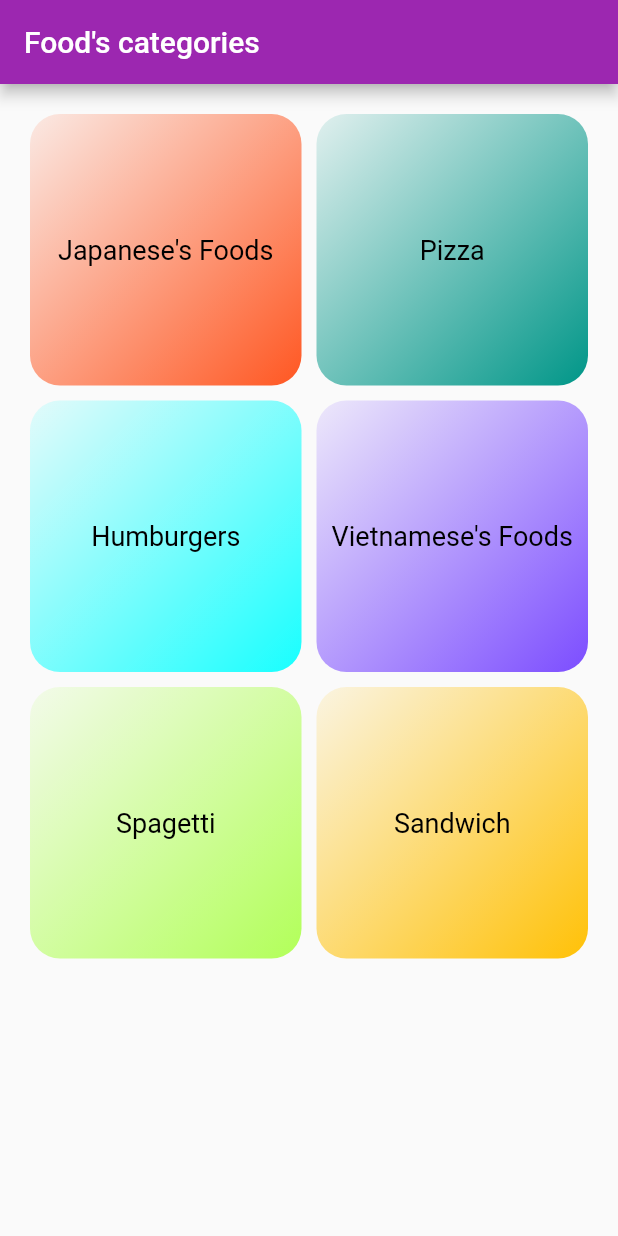
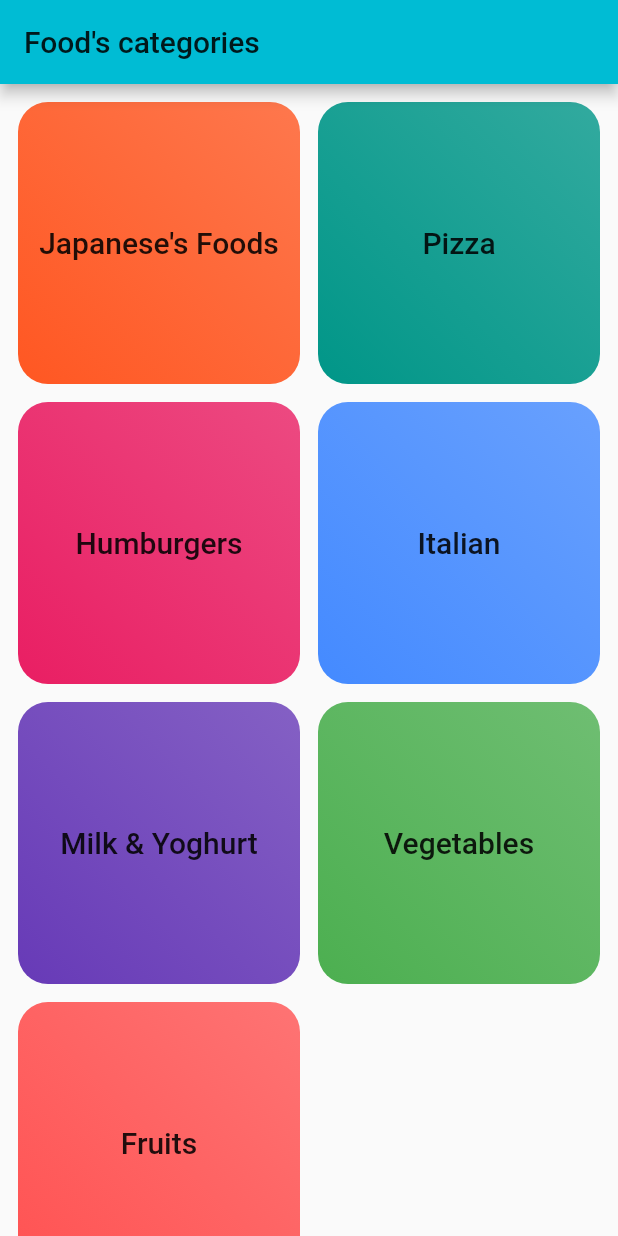
Before and after one commit to tinyboyX/flutter_tutorials, a Flutter app: the screen it shows after launch, on a phone screen of 412 x 824 dp. Run offline on Flutter 3.47's test engine with Material 2 defaults, Android fonts, the phone set to English and light mode, and no system bars; Roboto replaces fonts that are missing (Itim).

Commit message:
set up food for data class and create page for single foods

```diff
--- a/lib/category_page.dart
+++ b/lib/categories_page.dart
@@ -4,19 +4,20 @@ import 'category_item.dart';
 import 'fake_data.dart';
 
 class CategoriesPage extends StatelessWidget {
-  static const String routeName = '/CategoryPage';
+  static const String routeName = '/CategoriesPage';
+
   @override
   Widget build(BuildContext context) {
     return GridView(
-      padding: EdgeInsets.all(20),
+      padding: EdgeInsets.all(12),
       children: FAKE_CATEGORIES
           .map((eachCategory) => CategoryItem(category: eachCategory))
           .toList(),
       gridDelegate: SliverGridDelegateWithMaxCrossAxisExtent(
           maxCrossAxisExtent: 300,
-          childAspectRatio: 3 / 3 ,
-          crossAxisSpacing: 10,
-          mainAxisSpacing: 10),
+          childAspectRatio: 3 / 3, //width / height
+          crossAxisSpacing: 12,
+          mainAxisSpacing: 12),
     );
   }
 }
--- a/lib/category_item.dart
+++ b/lib/category_item.dart
@@ -1,42 +1,52 @@
-import 'package:flutter/cupertino.dart';
 import 'package:flutter/material.dart';
-import 'package:flutter_tutorials/models/category.dart';
-import 'food_page.dart';
+import './models/category.dart';
+import 'foods_page.dart';
 
 class CategoryItem extends StatelessWidget {
-  final Category category;
+  //1 categoryItem - 1 category object
+  Category category;
 
   CategoryItem({this.category});
 
   @override
   Widget build(BuildContext context) {
+    // TODO: implement build
     Color _color = this.category.color;
+    //i[ you tap to this Container, it must navigate to the list of Foods
     return InkWell(
       onTap: () {
-        // Navigator.of(context).push(MaterialPageRoute(
-        //     builder: (context) => FoodPage(
-        //           category: this.category,
-        //         )));
-        Navigator.pushNamed(context, FoodPage.routeName,
+        print('tapped to category: ${this.category.content}');
+        //Navigate to another page
+        //Pages are stored into a Stack, the page you see is the top Page(in the stack)
+        /*
+        Navigator.of(context).push(
+            MaterialPageRoute(
+              builder: (context) => FoodsPage(category: this.category,)//you can send parameters using constructor
+            ));
+         */
+        //Are there another way to send parameters ? Yes !, Use RouteNames
+        Navigator.pushNamed(context, FoodsPage. routeName,
             arguments: {'category': category});
+        //'/FoodsPage' is "route's name", donot save like this, let's use a "static variable"
       },
-      child: Container(
+      splashColor: Colors.deepPurple,
       child: Container(
         child: Column(
           crossAxisAlignment: CrossAxisAlignment.center,
           mainAxisAlignment: MainAxisAlignment.center,
           children: <Widget>[
+            //Now change font's family from "Google Fonts"
             Text(this.category.content,
-                    style: TextStyle(fontSize: 18, color: Colors.black)),
-              ]),
+                style: Theme.of(context).textTheme.title),
+          ],
+        ),
         decoration: BoxDecoration(
             gradient: LinearGradient(
-                  colors: [_color.withOpacity(0.1), _color],
-                  begin: Alignment.topLeft,
-                  end: Alignment.bottomRight),
+                colors: [_color.withOpacity(0.8), _color],
+                begin: Alignment.topRight,
+                end: Alignment.bottomLeft),
             color: _color,
             borderRadius: BorderRadius.circular(20)),
-        ),
       ),
     );
   }
--- a/lib/fake_data.dart
+++ b/lib/fake_data.dart
@@ -1,59 +1,73 @@
 import 'package:flutter/material.dart';
+import './models/food.dart';
 import './models/category.dart';
-import './models/Food.dart';
 
 const FAKE_CATEGORIES = const [
   Category(id: 1, content: 'Japanese\'s Foods', color: Colors.deepOrange),
   Category(id: 2, content: 'Pizza', color: Colors.teal),
-  Category(id: 3, content: 'Humburgers', color: Colors.cyanAccent),
-  Category(id: 4, content: 'Vietnamese\'s Foods', color: Colors.deepPurpleAccent),
-  Category(id: 5, content: 'Spagetti', color: Colors.lightGreenAccent),
-  Category(id: 6, content: 'Sandwich', color: Colors.amber),
+  Category(id: 3, content: 'Humburgers', color: Colors.pink),
+  Category(id: 4, content: 'Italian', color: Colors.blueAccent),
+  Category(id: 5, content: 'Milk & Yoghurt', color: Colors.deepPurple),
+  Category(id: 6, content: 'Vegetables', color: Colors.green),
+  Category(id: 7, content: 'Fruits', color: Colors.redAccent),
 ];
 var FAKE_FOODS = [
   //array of food's objects
   Food(
       name: "sushi - 寿司",
-      urlImage: "https://upload.wikimedia.org/wikipedia/commons/c/cf/Salmon_Sushi.jpg",
-      duration: Duration(minutes:25),
+      urlImage:
+          "https://upload.wikimedia.org/wikipedia/commons/c/cf/Salmon_Sushi.jpg",
+      duration: Duration(minutes: 25),
       complexity: Complexity.Medium,
       ingredients: ['Sushi-meshi', 'Nori', 'Condiments'],
       categoryId: 1),
   Food(
       name: "Pizza tonda",
       urlImage: "https://www.angelopo.com/filestore/images/pizza-tonda.jpg",
-      duration: Duration(minutes:15),
+      duration: Duration(minutes: 15),
       complexity: Complexity.Hard,
-      ingredients: ['Tomato sauce','Fontina cheese','Pepperoni','Onions','Mushrooms','pepperoncini'],
+      ingredients: [
+        'Tomato sauce',
+        'Fontina cheese',
+        'Pepperoni',
+        'Onions',
+        'Mushrooms',
+        'pepperoncini'
+      ],
       categoryId: 2),
   Food(
       name: "Makizushi",
-      urlImage: "https://upload.wikimedia.org/wikipedia/commons/0/0b/KansaiSushi.jpg",
+      urlImage:
+          "https://upload.wikimedia.org/wikipedia/commons/0/0b/KansaiSushi.jpg",
       complexity: Complexity.Simple,
-      duration: Duration(minutes:20),
+      duration: Duration(minutes: 20),
       categoryId: 1),
   Food(
       name: "Tempura",
-      urlImage: "https://upload.wikimedia.org/wikipedia/commons/a/ac/Peixinhos_da_horta.jpg",
+      urlImage:
+          "https://upload.wikimedia.org/wikipedia/commons/a/ac/Peixinhos_da_horta.jpg",
       duration: Duration(minutes: 15),
       complexity: Complexity.Simple,
       categoryId: 1),
   Food(
       name: "Neapolitan pizza",
-      urlImage: "https://img-global.cpcdn.com/recipes/7f1a5380090f6300/1280x1280sq70/photo.jpg",
-      duration: Duration(minutes:20),
+      urlImage:
+          "https://img-global.cpcdn.com/recipes/7f1a5380090f6300/1280x1280sq70/photo.jpg",
+      duration: Duration(minutes: 20),
       complexity: Complexity.Medium,
-      ingredients: ['Fontina cheese','Tomato sauce','Onions','Mushrooms'],
+      ingredients: ['Fontina cheese', 'Tomato sauce', 'Onions', 'Mushrooms'],
       categoryId: 2),
   Food(
       name: "Sashimi",
-      urlImage: "https://upload.wikimedia.org/wikipedia/commons/thumb/1/14/Sashimi_-_Tokyo_-_Japan.jpg/2880px-Sashimi_-_Tokyo_-_Japan.jpg",
+      urlImage:
+          "https://upload.wikimedia.org/wikipedia/commons/thumb/1/14/Sashimi_-_Tokyo_-_Japan.jpg/2880px-Sashimi_-_Tokyo_-_Japan.jpg",
       duration: Duration(hours: 1, minutes: 5),
       complexity: Complexity.Medium,
       categoryId: 1),
   Food(
       name: "Homemade Humburger",
-      urlImage: "https://upload.wikimedia.org/wikipedia/commons/5/58/Homemade_hamburger.jpg",
+      urlImage:
+          "https://upload.wikimedia.org/wikipedia/commons/5/58/Homemade_hamburger.jpg",
       duration: Duration(minutes: 20),
       complexity: Complexity.Hard,
       categoryId: 3),
--- a/lib/main.dart
+++ b/lib/main.dart
@@ -1,6 +1,6 @@
 import 'package:flutter/material.dart';
-import 'package:flutter_tutorials/food_page.dart';
-import 'category_page.dart';
+import 'categories_page.dart';
+import 'foods_page.dart';
 
 void main() => runApp(MyApp());
 
@@ -11,14 +11,18 @@ class MyApp extends StatelessWidget {
     return MaterialApp(
       title: 'Food App with Navigation',
       initialRoute: '/',
+      //this is "root"
       routes: {
-        '/FootPage': (context) => FoodPage(),
-        '/CategoryPage': (context) => CategoriesPage(),
+        '/FoodsPage': (context) => FoodsPage(),
+        '/CategoriesPage': (context) => CategoriesPage()
       },
-      theme: ThemeData(primarySwatch: Colors.purple),
+      theme: ThemeData(
+        primarySwatch: Colors.cyan,
+        fontFamily: 'Itim',
+      ),
       home: Scaffold(
           appBar: AppBar(
-            centerTitle: false,
+//          centerTitle: false,
             title: const Text('Food\'s categories'),
           ),
           body: SafeArea(
```
Also changed, not shown: lib/food_page.dart (deleted, +0 -26 lines), lib/foods_page.dart (added, +109 -0 lines), lib/models/food.dart (renamed from lib/models/Food.dart). Lines whose indentation alone changed are shown as unchanged.
